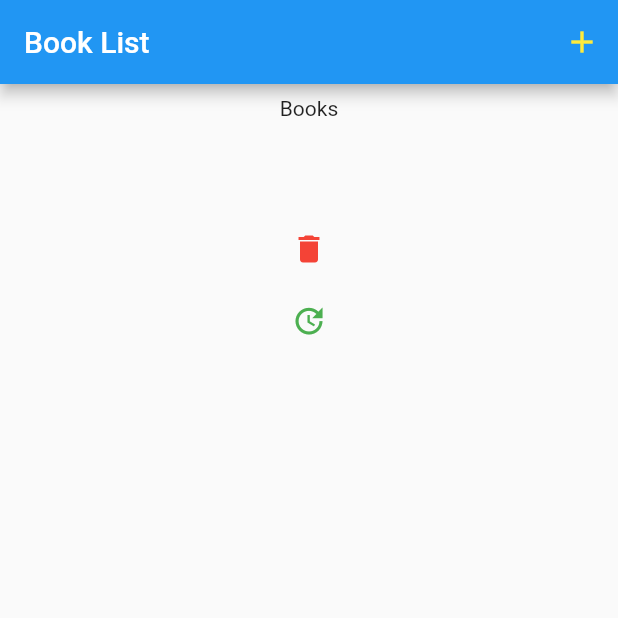
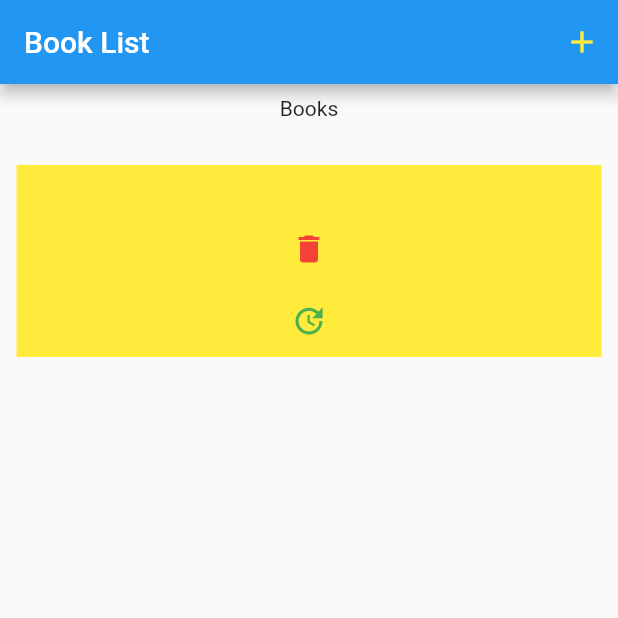
Before and after one commit to maneeshalakshani/Flutter-Firebase-Integration, a Flutter app: the screen it shows after launch, after a tap on the "add" icon, after a tap on "Add", on a phone screen of 412 x 824 dp, the top half of it. Run offline on Flutter 3.47's test engine with Material 2 defaults, Android fonts, the phone set to English and light mode, and no system bars; our stand-ins replace cloud_firestore, firebase_core; accounts and stored records are empty.

Commit message:
fix: errors fixed

```diff
--- a/firebase_integration/lib/main.dart
+++ b/firebase_integration/lib/main.dart
@@ -1,18 +1,22 @@
 import 'package:flutter/material.dart';
 import 'package:cloud_firestore/cloud_firestore.dart';
+import 'package:firebase_core/firebase_core.dart';
 
 import './models/book.dart';
 
-void main() => runApp(BookApp());
+void main() async {
+  WidgetsFlutterBinding.ensureInitialized();
+  await Firebase.initializeApp();
+  runApp(BookApp());
+}
 
 class BookApp extends StatelessWidget {
   const BookApp({Key? key}) : super(key: key);
 
   @override
   Widget build(BuildContext context) {
-    return MaterialApp(
+    return const MaterialApp(
       debugShowCheckedModeBanner: false,
-      title: "test",
       home: BookFireBaseDemo(),
     );
   }
@@ -34,7 +38,7 @@ class _BookFireBaseDemoState extends State<BookFireBaseDemo> {
   String fireStoreCollectionName = "Books";
   late Book currentBook;
 
-  getAllBooks(){
+  getAllBooks() {
     return FirebaseFirestore.instance.collection(fireStoreCollectionName).snapshots();
   }
 
@@ -89,14 +93,18 @@ class _BookFireBaseDemoState extends State<BookFireBaseDemo> {
           print("Dcument -> ${snapshot.data?.docs.length}");
           return buildList(context, snapshot.data?.docs);
         }
-        return const SizedBox();
+        // return const SizedBox();
+        return buildList(context, snapshot.data?.docs);
       },
     );
   }
 
-  Widget buildList(BuildContext context, List<QueryDocumentSnapshot<Object?>>? snapshot){
-    return ListView(
-      children: snapshot!.map((data) => listItemBuilder(context, data)).toList(),
+  Widget buildList(BuildContext context, List<DocumentSnapshot>? snapshot){
+    return ListView.builder(
+      itemCount: snapshot!.length,
+      itemBuilder: (context, index){
+        return listItemBuilder(context, snapshot[index]);
+      },
     );
   }
 
@@ -106,6 +114,9 @@ class _BookFireBaseDemoState extends State<BookFireBaseDemo> {
       key: ValueKey(book.bookName),
       padding: EdgeInsets.symmetric(vertical: 10, horizontal: 3),
       child: Container(
+        decoration: BoxDecoration(
+          color: Colors.yellow,
+        ),
         child: Column(
           children: [
             Text(book.bookName),
@@ -159,6 +170,7 @@ class _BookFireBaseDemoState extends State<BookFireBaseDemo> {
 
   @override
   Widget build(BuildContext context) {
+    print(getAllBooks());
     return Scaffold(
       resizeToAvoidBottomInset: false,
       appBar: AppBar(
--- a/firebase_integration/pubspec.yaml
+++ b/firebase_integration/pubspec.yaml
@@ -33,6 +33,7 @@ dependencies:
     sdk: flutter
 
   cloud_firestore: ^4.4.3
+  firebase_core : ^2.7.0
 
 
   # The following adds the Cupertino Icons font to your application.
```
Also changed, not shown: firebase_integration/pubspec.lock, 1 other file.
